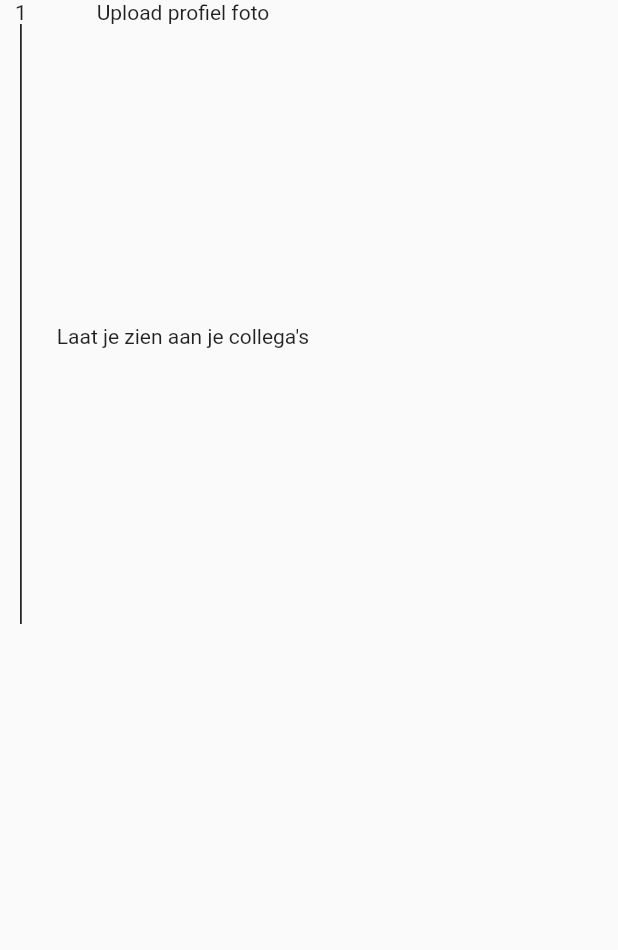
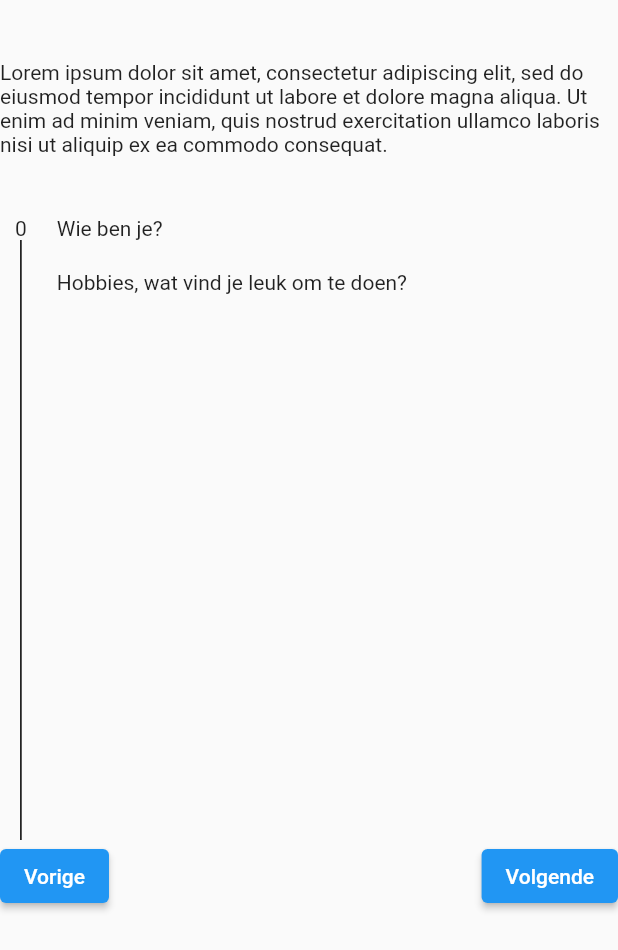
Before and after one commit to Iconica-Development/flutter_stepper, a Flutter app: the VerticalMultiPageStepper widget shown alone on an empty page, opened directly, on a phone screen of 412 x 824 dp. Shown: the top 950 px of the screen. Run offline on Flutter 3.47's test engine with Material 2 defaults, Android fonts, the light colour scheme and no system bars.

Commit message:
feat: added basic example

```diff
--- a/example/lib/main.dart
+++ b/example/lib/main.dart
@@ -24,8 +24,6 @@ class _StepperDemoState extends State<StepperDemo> {
           left: MediaQuery.of(context).size.width * 0.05,
           top: MediaQuery.of(context).size.height * 0.05,
         ),
-        child: SingleChildScrollView(
-          scrollDirection: Axis.vertical,
         child: Column(
           children: [
             Row(
@@ -49,7 +47,6 @@ class _StepperDemoState extends State<StepperDemo> {
           ],
         ),
       ),
-      ),
     );
   }
 }
--- a/example/lib/vertical_multi.dart
+++ b/example/lib/vertical_multi.dart
@@ -10,11 +10,24 @@ class VerticalMultiPageStepper extends StatefulWidget {
 }
 
 class _VerticalMultiPageStepperState extends State<VerticalMultiPageStepper> {
-  final int _currentStep = 1;
+  int _currentStep = 0;
 
   @override
   Widget build(BuildContext context) {
-    return MultiStepperView(
+    return Column(
+      children: [
+        // lorem ipsum for 5 lines long
+
+        const Padding(
+          padding: const EdgeInsets.symmetric(vertical: 40.0),
+          child: const Text(
+            'Lorem ipsum dolor sit amet, consectetur adipiscing elit, sed do '
+            'eiusmod tempor incididunt ut labore et dolore magna aliqua. '
+            'Ut enim ad minim veniam, quis nostrud exercitation ullamco laboris'
+            ' nisi ut aliquip ex ea commodo consequat.',
+          ),
+        ),
+        MultiStepperView(
           showAllSteps: false,
           currentStep: _currentStep,
           steps: [
@@ -24,12 +37,9 @@ class _VerticalMultiPageStepperState extends State<VerticalMultiPageStepper> {
                 children: [
                   const Text('Wie ben je?'),
                   const SizedBox(
-                height: 50,
+                    height: 20,
                   ),
                   const Text('Hobbies, wat vind je leuk om te doen?'),
-              const SizedBox(
-                height: 100,
-              ),
                 ],
               ),
             ),
@@ -38,11 +48,50 @@ class _VerticalMultiPageStepperState extends State<VerticalMultiPageStepper> {
                 children: [
                   const Text('Upload profiel foto'),
                   const SizedBox(
-                height: 200,
+                    height: 20,
                   ),
-              const Text('Laat je zien aan je collega\'s')
+                  const Text('Laat je zien aan je collega\'s'),
                 ],
               ),
+            ),
+            MultiViewStep(
+              content: Column(
+                children: [
+                  const Text('Smoelenboek'),
+                  const SizedBox(
+                    height: 20,
+                  ),
+                  const Text('Wat mogen collega\'s'),
+                ],
+              ),
+            ),
+          ],
+        ),
+        // button for forward and backward
+        Row(
+          mainAxisAlignment: MainAxisAlignment.spaceBetween,
+          children: [
+            ElevatedButton(
+              onPressed: () {
+                setState(() {
+                  if (_currentStep > 0) {
+                    _currentStep -= 1;
+                  }
+                });
+              },
+              child: const Text('Vorige'),
+            ),
+            ElevatedButton(
+              onPressed: () {
+                setState(() {
+                  if (_currentStep < 2) {
+                    _currentStep += 1;
+                  }
+                });
+              },
+              child: const Text('Volgende'),
+            ),
+          ],
         ),
       ],
     );
```
Also changed, not shown: example/lib/vertical_single.dart (+20 -2 lines). Lines whose indentation alone changed are shown as unchanged.
